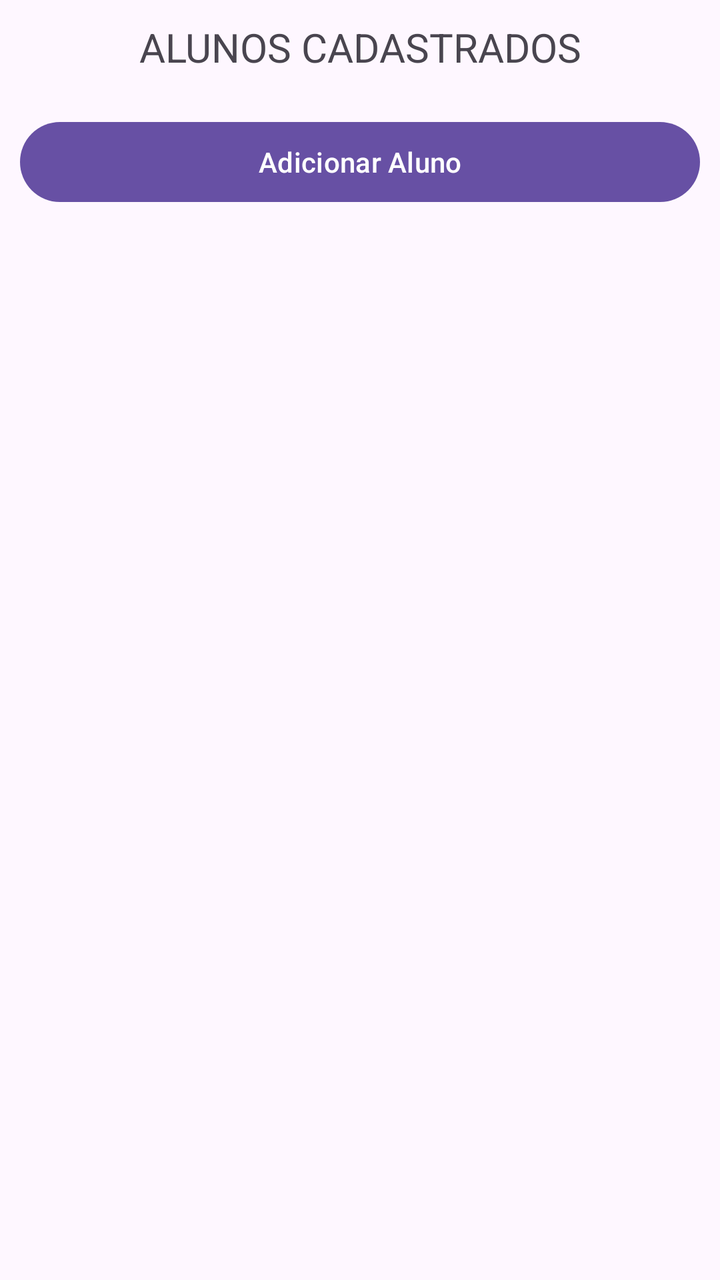
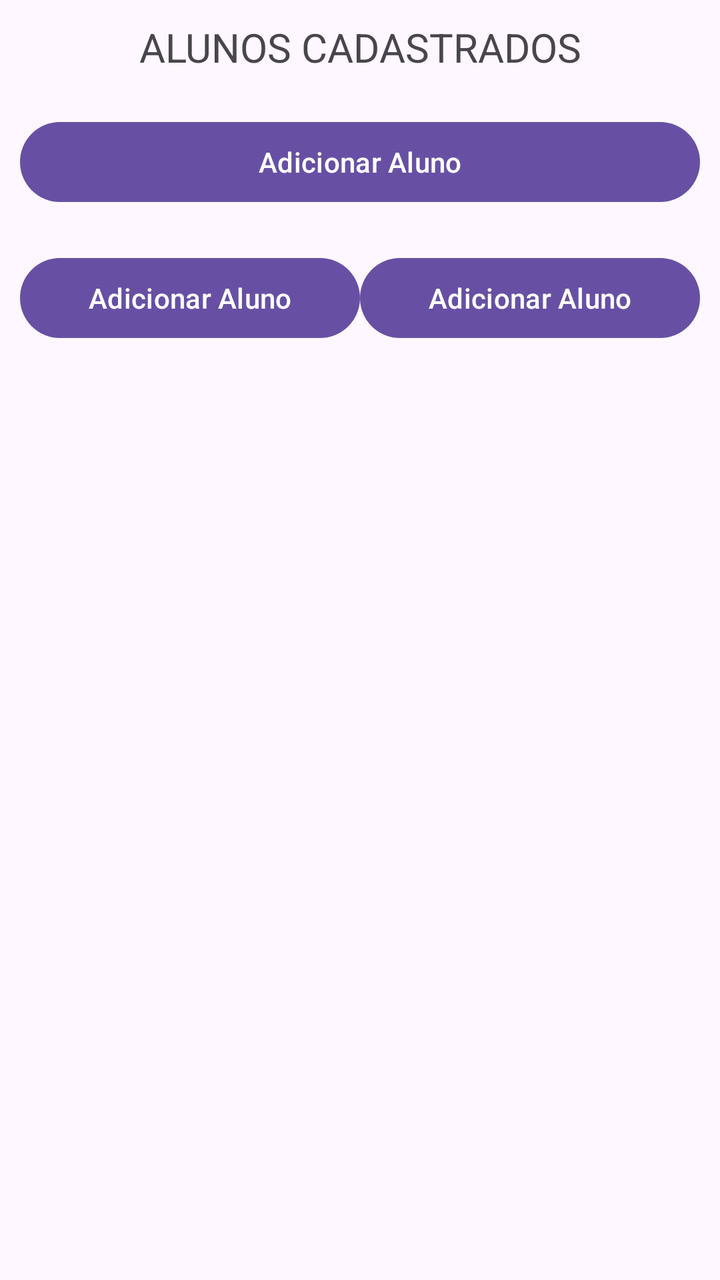

Screens rendered from an Android XML layout before and after an edit, with the pre-edit source and the edit as a unified diff.
<!-- AndroidManifest.xml: application theme Theme.CadastroAlunoRoom -->
<!-- res/layout/main_activity.xml -->
<?xml version="1.0" encoding="utf-8"?>
<LinearLayout xmlns:android="http://schemas.android.com/apk/res/android"
    android:orientation="vertical"
    android:layout_width="match_parent"
    android:layout_height="match_parent"
    android:padding="10dp">

    <TextView
        android:layout_width="match_parent"
        android:layout_height="wrap_content"
        android:textSize="20sp"
        android:gravity="center"
        android:text="ALUNOS CADASTRADOS"/>

    <Button
        android:layout_width="match_parent"
        android:layout_height="wrap_content"
        android:id="@+id/btAdicionarAluno"
        android:text="Adicionar Aluno"
        android:layout_marginTop="20dp"/>

    <androidx.recyclerview.widget.RecyclerView
        android:layout_width="match_parent"
        android:layout_height="match_parent"
        android:id="@+id/rvALunos"/>

</LinearLayout>
<!-- resources referenced by this layout -->
<resources>
  <style name="Theme.CadastroAlunoRoom" parent="Theme.Material3.DayNight.NoActionBar" />
</resources>

<!-- the commit's change to res/layout/main_activity.xml (unified diff, before → after) -->
@@ -21,7 +21,28 @@
 
     <androidx.recyclerview.widget.RecyclerView
         android:layout_width="match_parent"
-        android:layout_height="match_parent"
+        android:layout_height="wrap_content"
         android:id="@+id/rvALunos"/>
 
+    <LinearLayout
+        android:layout_width="match_parent"
+        android:layout_height="wrap_content"
+        android:orientation="horizontal">
+
+        <Button
+            android:layout_width="match_parent"
+            android:layout_height="wrap_content"
+            android:layout_weight="1"
+            android:text="Adicionar Aluno"
+            android:layout_marginTop="20dp"/>
+
+        <Button
+            android:layout_width="match_parent"
+            android:layout_height="wrap_content"
+            android:layout_weight="1"
+            android:text="Adicionar Aluno"
+            android:layout_marginTop="20dp"/>
+
+    </LinearLayout>
+
 </LinearLayout>
